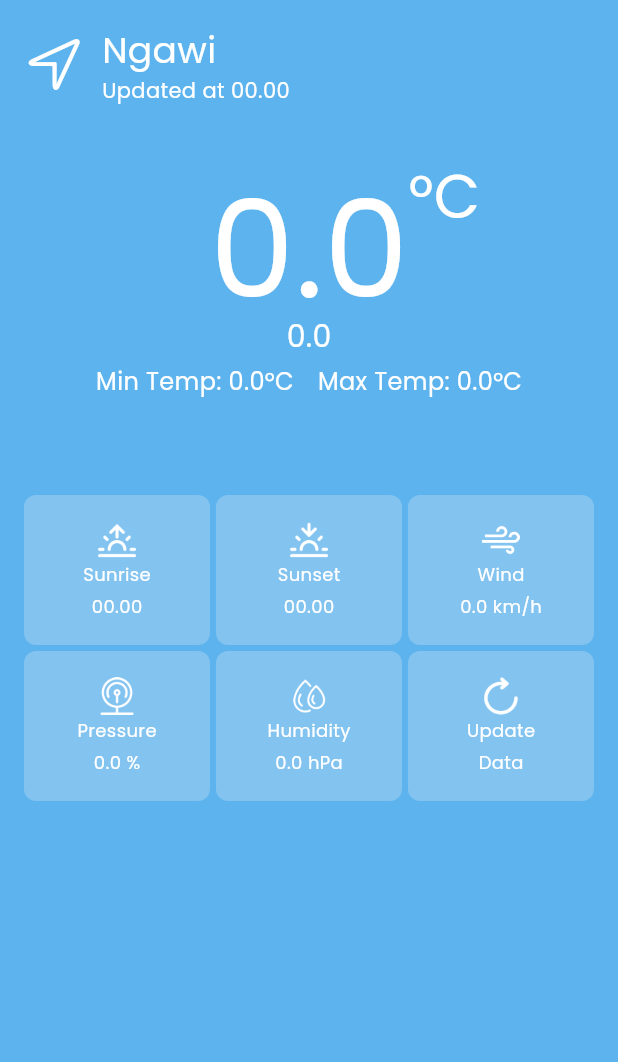
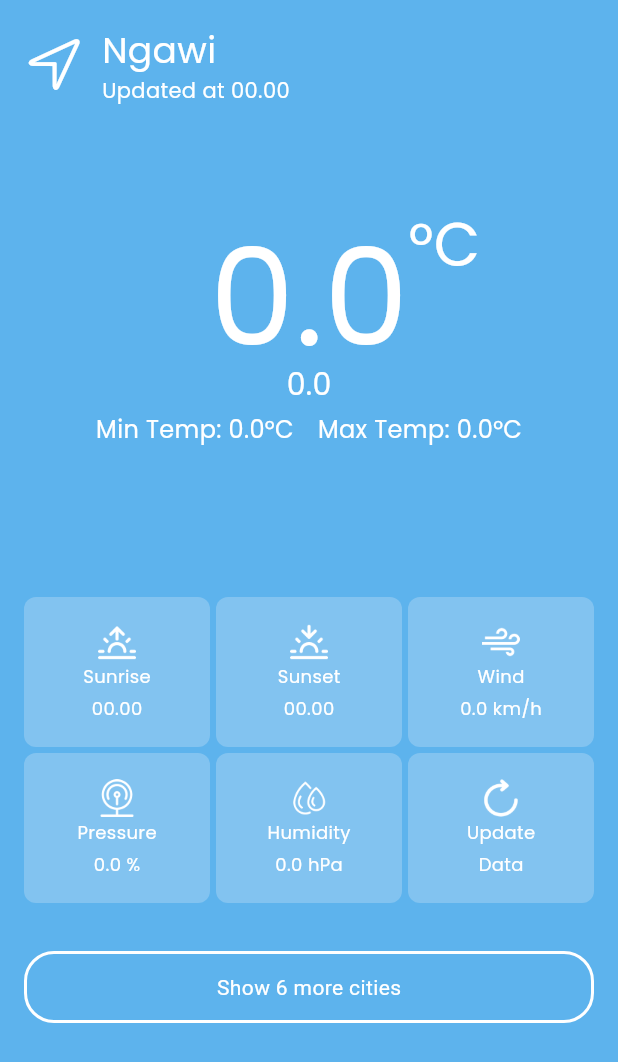
Before and after one commit to rezaagung1101/WeatherApp_Flutter_MVVM, a Flutter app: the screen it shows after launch, on a phone screen of 412 x 824 dp. Shown: the top 1062 px of the screen. Run offline on Flutter 3.47's test engine with Material 3 defaults, Android fonts, the phone set to English and light mode, and no system bars; network calls fail.

Commit message:
add: button section

```diff
--- a/lib/view/screens/home_screen.dart
+++ b/lib/view/screens/home_screen.dart
@@ -1,5 +1,6 @@
 import 'package:flutter/material.dart';
 import 'package:openweather_mvvm/utils/helper.dart';
+import 'package:openweather_mvvm/view/widgets/button_section.dart';
 import 'package:openweather_mvvm/view/widgets/header_section.dart';
 import 'package:provider/provider.dart';
 import 'package:openweather_mvvm/model/api/api_response.dart';
@@ -30,9 +31,7 @@ class _HomeScreenState extends State<HomeScreen> {
 
   @override
   Widget build(BuildContext context) {
-    ApiResponse apiResponse = Provider
-        .of<WeatherViewModel>(context)
-        .response;
+    ApiResponse apiResponse = Provider.of<WeatherViewModel>(context).response;
     bool isLoading = apiResponse.status == Status.LOADING;
     Weather? weather = apiResponse.data as Weather?;
 
@@ -41,6 +40,7 @@ class _HomeScreenState extends State<HomeScreen> {
       body: Stack(
         children: <Widget>[
           Container(
+            padding: EdgeInsets.all(16),
             color: Constants.skyBlue,
             child: SafeArea(
               child: Center(
@@ -91,10 +91,14 @@ class _HomeScreenState extends State<HomeScreen> {
     return Column(
       mainAxisAlignment: MainAxisAlignment.start,
       children: <Widget>[
-        const SizedBox(height: 16,),
-        HeaderSection(city: Constants.city,
-            updatedTime: weather != null ? helper.timezoneOffsetToDate(weather.updatedAt) : "00.00"),
-        const SizedBox(height: 32,),
+        HeaderSection(
+            city: Constants.city,
+            updatedTime: weather != null
+                ? helper.timezoneOffsetToDate(weather.updatedAt)
+                : "00.00"),
+        const SizedBox(
+          height: 64,
+        ),
         MainSection(
           mainTemp: weather != null
               ? helper.kelvinToCelcius(weather.temperature)
@@ -107,20 +111,25 @@ class _HomeScreenState extends State<HomeScreen> {
               : "0.0",
           status: weather != null ? weather.description.toString() : "0.0",
         ),
-        const SizedBox(height: 64),
+        const SizedBox(height: 100),
         InformationCardSection(
           sunrise: weather != null
               ? helper.unixTimeToAmPm(weather.sunrise)
               : "00.00",
-          sunset:
-          weather != null ? helper.unixTimeToAmPm(weather.sunset) : "00.00",
+          sunset: weather != null ? helper.unixTimeToAmPm(weather.sunset) : "00.00",
           wind: weather != null ? weather.windSpeed.toString() : "0.0",
           pressure: weather != null ? weather.pressure.toString() : "0.0",
           humidity: weather != null ? weather.humidity.toString() : "0.0",
           info: 'Data',
           update: fetchWeatherData,
         ),
+        const SizedBox(height: 32),
+        ButtonSection(onTap: moveToListCityScreen,)
       ],
     );
   }
+
+  void moveToListCityScreen(){
+
+  }
 }
--- a/lib/view/screens/splash_screen.dart
+++ b/lib/view/screens/splash_screen.dart
@@ -93,6 +93,7 @@ class _SplashScreenState extends State<SplashScreen>
               // Image.asset("images/wind.png",
               //     width: 100, height: 100, color: Colors.white),
               Icon(CupertinoIcons.wind, color: Colors.white, size: 100,),
+              SizedBox(height: 16,),
               Text("Weather App",
                   style: TextStyle(
                       color: Colors.white,
--- /dev/null
+++ b/lib/view/widgets/button_section.dart
@@ -0,0 +1,46 @@
+import 'package:flutter/material.dart';
+
+class ButtonSection extends StatelessWidget {
+  const ButtonSection({super.key, required this.onTap});
+
+  final VoidCallback onTap;
+
+  @override
+  Widget build(BuildContext context) {
+    return Material(
+      color: Colors.transparent,
+      child: InkWell(
+        splashColor: Colors.white38,
+        onTap: onTap,
+        borderRadius: BorderRadius.circular(20),
+        child: Center(
+          child: SizedBox(
+            width: double.infinity, // Match parent width
+            child: Container(
+              padding: EdgeInsets.symmetric(vertical: 12.0),
+              decoration: BoxDecoration(
+                color: Colors.transparent, // Button background color
+                border: Border.all(color: Colors.white, width: 2),
+                borderRadius: BorderRadius.circular(20),
+                boxShadow: [
+                  BoxShadow(
+                    color: Colors.transparent,
+                    spreadRadius: 2,
+                    blurRadius: 4,
+                    offset: Offset(0, 3), // changes position of shadow
+                  ),
+                ],
+              ),
+              child: Center(
+                child: Text(
+                  "Show 6 more cities",
+                  style: TextStyle(color: Colors.white),
+                ),
+              ),
+            ),
+          ),
+        ),
+      ),
+    );
+  }
+}
--- a/lib/view/widgets/header_section.dart
+++ b/lib/view/widgets/header_section.dart
@@ -13,7 +13,7 @@ class HeaderSection extends StatelessWidget {
     return Row(
       children: <Widget>[
         const Padding(
-          padding: EdgeInsets.fromLTRB(16,0,4,0),
+          padding: EdgeInsets.fromLTRB(0,0,4,0),
           child: Icon(
             CupertinoIcons.location,
             size: 40,
--- a/lib/view/widgets/information_card_section.dart
+++ b/lib/view/widgets/information_card_section.dart
@@ -31,10 +31,6 @@ class InformationCardSection extends StatelessWidget {
           child: Row(
             mainAxisAlignment: MainAxisAlignment.spaceBetween,
             children: [
-              const SizedBox(
-                height: 8,
-                width: 16,
-              ),
               Expanded(
                 //Expanded widget. This ensures that each widget takes an equal portion of the available space horizontally.
                 child: CardItem(
@@ -66,9 +62,6 @@ class InformationCardSection extends StatelessWidget {
                   onTap: () {},
                 ),
               ),
-              const SizedBox(
-                width: 16,
-              ),
             ],
           ),
         ),
@@ -80,9 +73,6 @@ class InformationCardSection extends StatelessWidget {
           child: Row(
             mainAxisAlignment: MainAxisAlignment.spaceBetween,
             children: [
-              const SizedBox(
-                width: 16,
-              ),
               Expanded(
                 child: CardItem(
                   imagePath: "images/pressure.png",
@@ -112,9 +102,6 @@ class InformationCardSection extends StatelessWidget {
                   value: info,
                   onTap: update,
                 ),
-              ),
-              const SizedBox(
-                width: 16,
               ),
             ],
           ),
```
